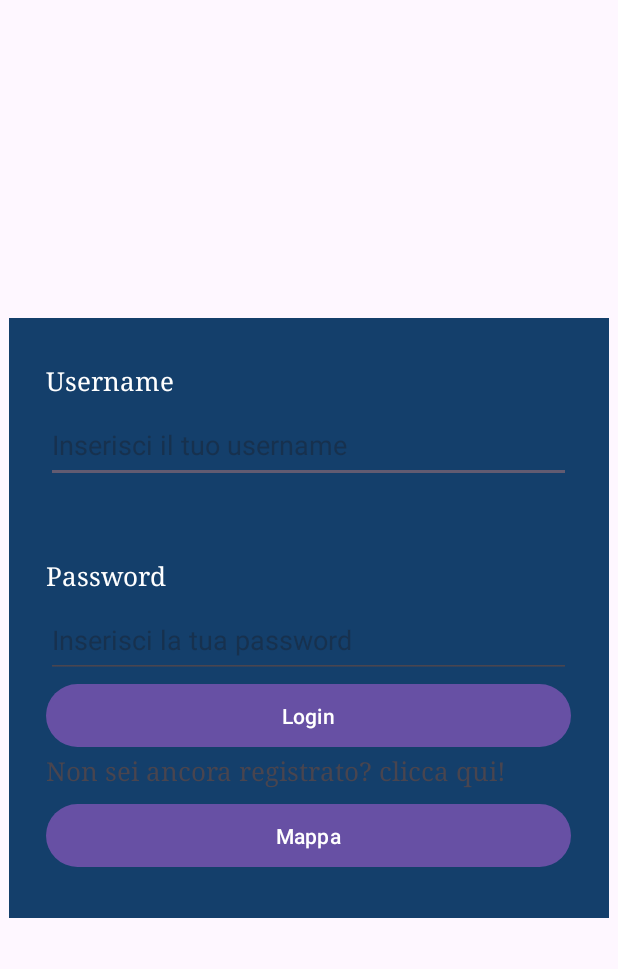
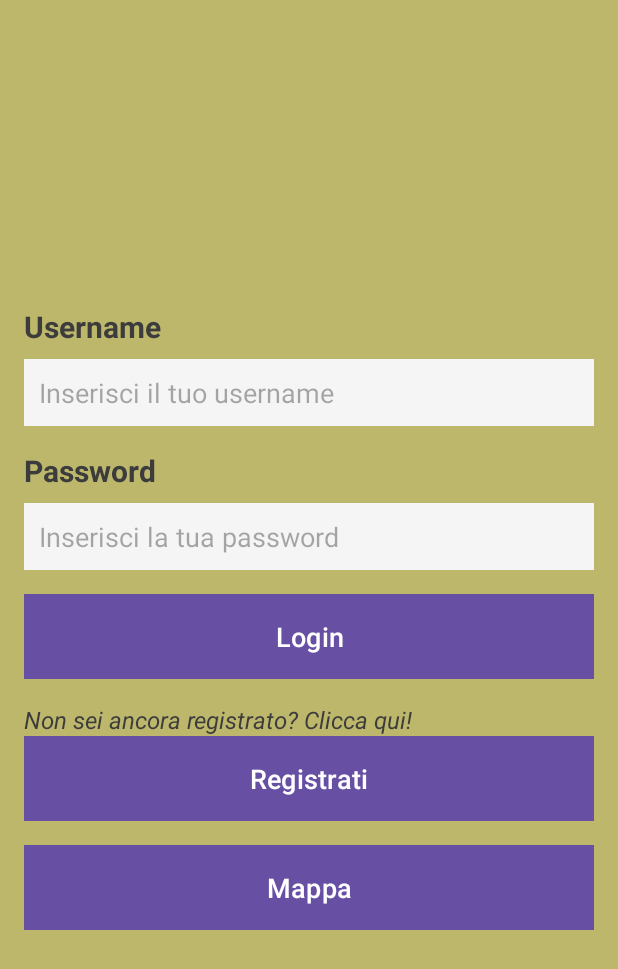
Before and after one commit to Mirrko01/ProgettoIUM, an Android app: the MainActivity screen opened directly, with no data from a screen before it, on a phone screen of 412 x 824 dp. Shown: the top 969 px of the screen. Run offline under Robolectric (Android 15) with nearby library versions, the phone set to English and light mode, and no system bars.

Commit message:
modifica file colori e aggiunta piccoli dettagli di stile

```diff
--- a/VisitCagliari/app/src/main/res/layout/activity_main.xml
+++ b/VisitCagliari/app/src/main/res/layout/activity_main.xml
@@ -1,87 +1,100 @@
 <?xml version="1.0" encoding="utf-8"?>
-<androidx.constraintlayout.widget.ConstraintLayout xmlns:android="http://schemas.android.com/apk/res/android"
+<?xml version="1.0" encoding="utf-8"?>
+<?xml version="1.0" encoding="utf-8"?>
+<androidx.constraintlayout.widget.ConstraintLayout
+    xmlns:android="http://schemas.android.com/apk/res/android"
     xmlns:app="http://schemas.android.com/apk/res-auto"
     xmlns:tools="http://schemas.android.com/tools"
     android:layout_width="match_parent"
     android:layout_height="match_parent"
+    android:background="@color/background_color"
     tools:context=".MainActivity">
 
     <LinearLayout
-        android:layout_width="match_parent"
-        android:layout_height="match_parent"
-        android:gravity="center"
-        app:layout_constraintStart_toStartOf="parent">
-
-
-        <LinearLayout
-            android:layout_width="400dp"
-            android:layout_height="400dp"
+        android:layout_width="0dp"
+        android:layout_height="wrap_content"
         android:orientation="vertical"
         android:gravity="center"
+        android:background="@drawable/login_background"
+        app:layout_constraintStart_toStartOf="parent"
+        app:layout_constraintEnd_toEndOf="parent"
+        app:layout_constraintTop_toTopOf="parent"
         app:layout_constraintBottom_toBottomOf="parent"
-            app:layout_constraintEnd_toEndOf="parent"
-            app:layout_constraintStart_toStartOf="parent"
-            app:layout_constraintTop_toTopOf="parent"
-            android:background="#143F6B"
-            >
+        android:padding="16dp">
 
         <TextView
-                android:layout_width="350dp"
-                android:layout_height="30dp"
-                android:layout_gravity="center"
-                android:fontFamily="serif"
+            android:layout_width="match_parent"
+            android:layout_height="wrap_content"
             android:text="Username"
-                android:textColor="@color/white"
-                android:textSize="17dp" />
+            android:textColor="@color/text_color"
+            android:textSize="20sp"
+            android:textStyle="bold"
+            android:layout_marginBottom="8dp"/>
 
         <EditText
             android:id="@+id/username"
-                android:layout_width="350dp"
-                android:layout_height="50dp"
-                android:layout_gravity="center"
-                android:layout_marginBottom="50dp"
-                android:hint="Inserisci il tuo username" />
-
+            android:layout_width="match_parent"
+            android:layout_height="wrap_content"
+            android:background="@drawable/edittext_background"
+            android:hint="Inserisci il tuo username"
+            android:padding="10dp"
+            android:layout_marginBottom="16dp"/>
 
         <TextView
-                android:layout_width="350dp"
-                android:layout_height="30dp"
-                android:layout_gravity="center"
-                android:fontFamily="serif"
+            android:layout_width="match_parent"
+            android:layout_height="wrap_content"
             android:text="Password"
-                android:textColor="@color/white"
-                android:textSize="17dp" />
+            android:textColor="@color/text_color"
+            android:textSize="20sp"
+            android:textStyle="bold"
+            android:layout_marginBottom="8dp"/>
 
         <EditText
+            android:id="@+id/password"
+            android:layout_width="match_parent"
+            android:layout_height="wrap_content"
+            android:background="@drawable/edittext_background"
+            android:hint="Inserisci la tua password"
             android:inputType="textPassword"
-                android:id="@+id/password"
-                android:layout_width="350dp"
-                android:layout_height="50dp"
-                android:layout_gravity="center"
-                android:hint="Inserisci la tua password"/>
+            android:padding="10dp"
+            android:layout_marginBottom="16dp"/>
 
         <Button
             android:id="@+id/loginButton"
-                android:layout_width="350dp"
-                android:layout_height="50dp"
-                android:layout_gravity="center"
-                android:text="Login"/>
+            android:layout_width="match_parent"
+            android:layout_height="wrap_content"
+            android:text="Login"
+            android:background="@drawable/button_background"
+            android:padding="12dp"
+            android:textSize="18sp"
+            android:layout_marginBottom="16dp"/>
 
         <TextView
-                android:id="@+id/registrazioneRedirect"
-                android:layout_width="350dp"
-                android:layout_height="30dp"
-                android:layout_gravity="center"
-                android:fontFamily="serif"
-                android:text="Non sei ancora registrato? clicca qui!"
-                android:textSize="17dp" />
+            android:id="@+id/myTextView"
+            android:layout_width="match_parent"
+            android:layout_height="wrap_content"
+            android:text="Non sei ancora registrato? Clicca qui!"
+            android:textColor="@color/text_color"
+            android:textSize="16sp"
+            android:textStyle="italic"/>
 
         <Button
+            android:id="@+id/registrazioneRedirect"
+            android:layout_width="match_parent"
+            android:layout_height="wrap_content"
+            android:text="Registrati"
+            android:background="@drawable/button_background"
+            android:padding="12dp"
+            android:textSize="18sp"
+            android:layout_marginBottom="16dp"/>
+        <Button
             android:id="@+id/provaMappa"
-                android:layout_width="350dp"
-                android:layout_height="50dp"
-                android:layout_gravity="center"
-                android:text="Mappa"/>
-        </LinearLayout>
+            android:layout_width="match_parent"
+            android:layout_height="wrap_content"
+            android:text="Mappa"
+            android:background="@drawable/button_background"
+            android:padding="12dp"
+            android:textSize="18sp"/>
+
     </LinearLayout>
 </androidx.constraintlayout.widget.ConstraintLayout>
--- a/VisitCagliari/app/src/main/res/values/colors.xml
+++ b/VisitCagliari/app/src/main/res/values/colors.xml
@@ -1,5 +1,24 @@
 <?xml version="1.0" encoding="utf-8"?>
 <resources>
-    <color name="black">#FF000000</color>
-    <color name="white">#FFFFFFFF</color>
+    <!-- Colori -->
+    <color name="background_color">#bdb76b</color> <!-- Terra bruciata e sabbia -->
+    <color name="text_color">#3C3C3C</color> <!-- Grigio scuro per testo -->
+    <color name="accent_color">#006666</color> <!-- Blu scuro per dettagli -->
+    <color name="button_color">#CC6600</color> <!-- Ruggine -->
+
+    <!-- Sfondi -->
+    <drawable name="login_background">#bdb76b</drawable> <!-- Sfondo bianco -->
+    <drawable name="edittext_background">#F5F5F5</drawable> <!-- Sfondo grigio chiaro per EditText -->
+    <drawable name="button_background">#bdb76b</drawable> <!-- Sfondo colore ruggine per pulsanti -->
+
+    <!-- Dimensioni -->
+    <dimen name="button_corner_radius">8dp</dimen> <!-- Raggio degli angoli dei pulsanti -->
+
+    <!-- Stili -->
+    <style name="AppTheme" parent="Theme.AppCompat.Light.DarkActionBar">
+        <!-- Personalizzazioni -->
+        <item name="android:windowBackground">@color/background_color</item> <!-- Colore di sfondo dell'app -->
+        <item name="android:textColor">@color/text_color</item> <!-- Colore del testo -->
+        <item name="colorAccent">@color/accent_color</item> <!-- Colore di accentuazione per elementi UI -->
+    </style>
 </resources>
--- a/VisitCagliari/app/src/main/res/values/strings.xml
+++ b/VisitCagliari/app/src/main/res/values/strings.xml
@@ -3,6 +3,7 @@
     <string name="bastioneDesc">Porta d’accesso dal quartiere di Villanova a quello fortificato di Castello, nel cuore della città vecchia, il bastione, che deve il nome al barone di Saint Remy, primo viceré piemontese, si affaccia su piazza Costituzione, all’incrocio tra due vie storiche della città È inconfondibilmente un simbolo di Cagliari, uno dei suoi complessi monumentali più maestosi e di maggior pregio, nonché prestigioso spazio espositivo.
 
 La passeggiata coperta e la maestosa terrazza Umberto I furono progettate da Giuseppe Costa e Fulgenzio Setti, su un’idea di metà Ottocento dall’architetto Gaetano Cima, e costruite in stile classicheggiante tra 1896 e 1902 sulle antiche cortine difensive del circuito fortificato della città medievale. Il bastione di Saint Remy è il risultato di spianamento e riutilizzo degli antichi bastioni dello Sperone e della Zecca, costruiti dagli spagnoli nella seconda metà del Cinquecento.</string>
+
 
 
     <string-array name="transportation_options">
```
Lines whose indentation alone changed are shown as unchanged.
